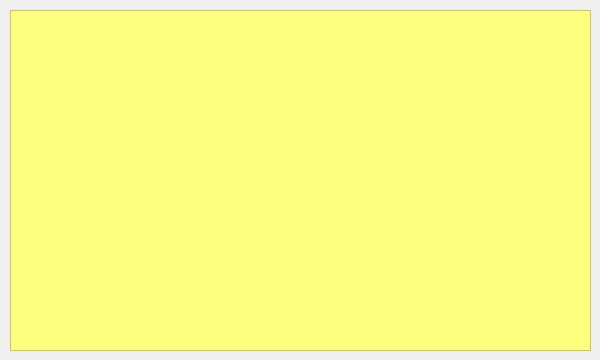
Above: reportdialog.ui from alikanarya/JTW before the change. Below: the same form after it.
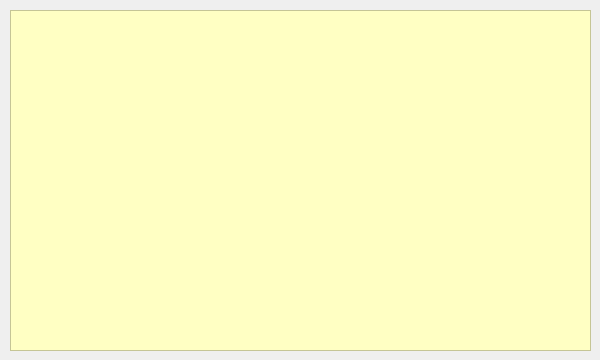
That is the form after the change. Icons and pictures are not drawn.

Patch:
```diff
--- a/reportdialog.ui
+++ b/reportdialog.ui
@@ -54,7 +54,10 @@
     </font>
    </property>
    <property name="styleSheet">
-    <string notr="true">background-color: rgb(255, 255, 127);</string>
+    <string notr="true">background-color: rgb(255, 255, 195);</string>
+   </property>
+   <property name="readOnly">
+    <bool>true</bool>
    </property>
   </widget>
  </widget>
```
